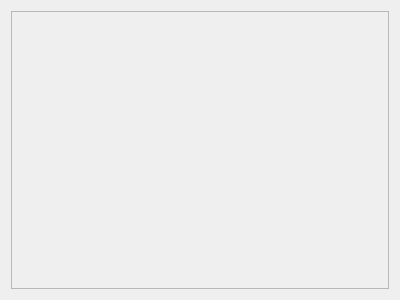
The window that src/ui/bookmarks.ui (SamuGallo-06/otus-browser) describes before a commit, drawn with Qt 5.
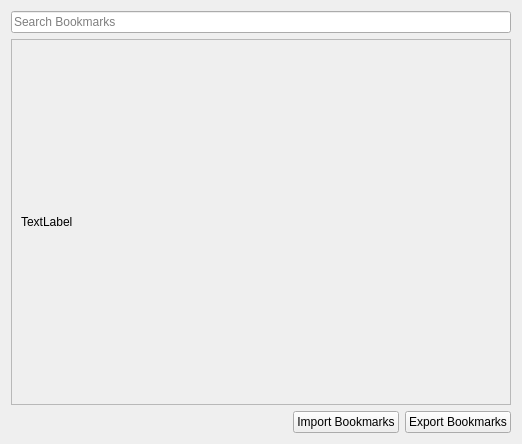
The same window after the commit.

Commit message: feat: implement bookmarks management features; add bookmark editing

```diff
--- a/src/ui/bookmarks.ui
+++ b/src/ui/bookmarks.ui
@@ -6,15 +6,42 @@
    <rect>
     <x>0</x>
     <y>0</y>
-    <width>400</width>
-    <height>300</height>
+    <width>522</width>
+    <height>444</height>
    </rect>
   </property>
   <property name="windowTitle">
    <string>Bookmarks - Otus Browser</string>
   </property>
-  <layout class="QVBoxLayout" name="verticalLayout">
-   <item>
+  <layout class="QGridLayout" name="gridLayout">
+   <item row="2" column="2">
+    <widget class="QPushButton" name="exportButton">
+     <property name="text">
+      <string>Export Bookmarks</string>
+     </property>
+    </widget>
+   </item>
+   <item row="2" column="1">
+    <widget class="QPushButton" name="importButton">
+     <property name="text">
+      <string>Import Bookmarks</string>
+     </property>
+    </widget>
+   </item>
+   <item row="2" column="0">
+    <spacer name="horizontalSpacer">
+     <property name="orientation">
+      <enum>Qt::Orientation::Horizontal</enum>
+     </property>
+     <property name="sizeHint" stdset="0">
+      <size>
+       <width>40</width>
+       <height>20</height>
+      </size>
+     </property>
+    </spacer>
+   </item>
+   <item row="1" column="0" colspan="3">
     <widget class="QScrollArea" name="scrollArea">
      <property name="widgetResizable">
       <bool>true</bool>
@@ -24,13 +51,29 @@
        <rect>
         <x>0</x>
         <y>0</y>
-        <width>380</width>
-        <height>280</height>
+        <width>502</width>
+        <height>360</height>
        </rect>
       </property>
+      <layout class="QVBoxLayout" name="verticalLayout_2">
+       <item>
+        <widget class="QLabel" name="label">
+         <property name="text">
+          <string>TextLabel</string>
+         </property>
+        </widget>
+       </item>
+      </layout>
      </widget>
     </widget>
    </item>
+   <item row="0" column="0" colspan="3">
+    <widget class="QLineEdit" name="searchBox">
+     <property name="placeholderText">
+      <string>Search Bookmarks</string>
+     </property>
+    </widget>
+   </item>
   </layout>
  </widget>
  <resources/>
```
Left out of the diff: 4 changed lines with no effect on the pictures. The commit also changes 12 other files.
